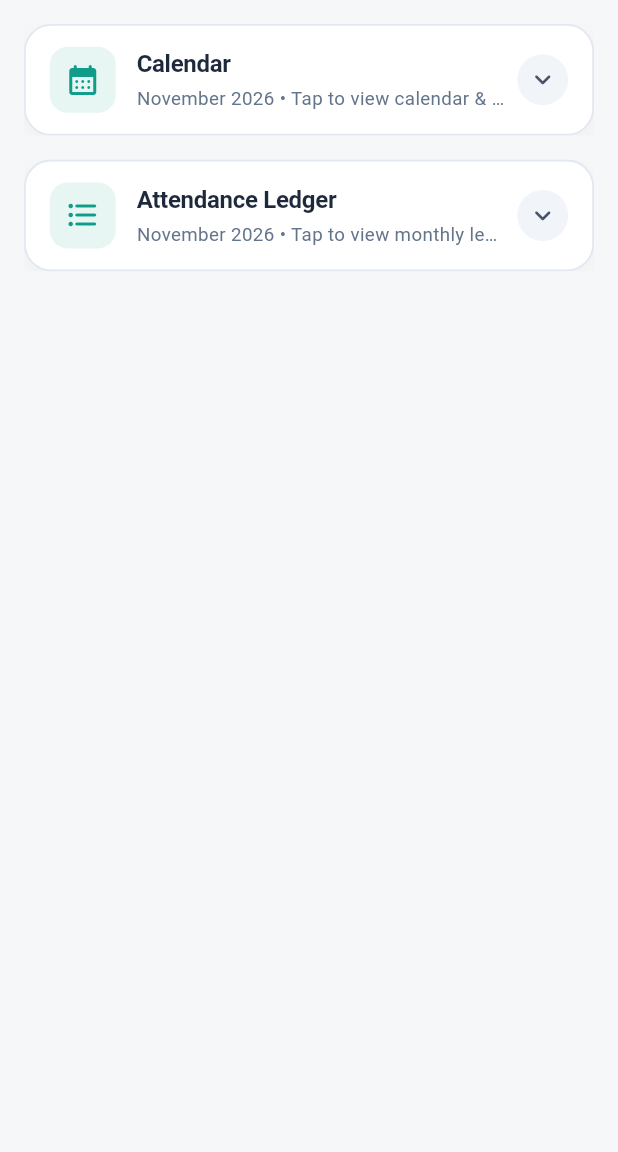
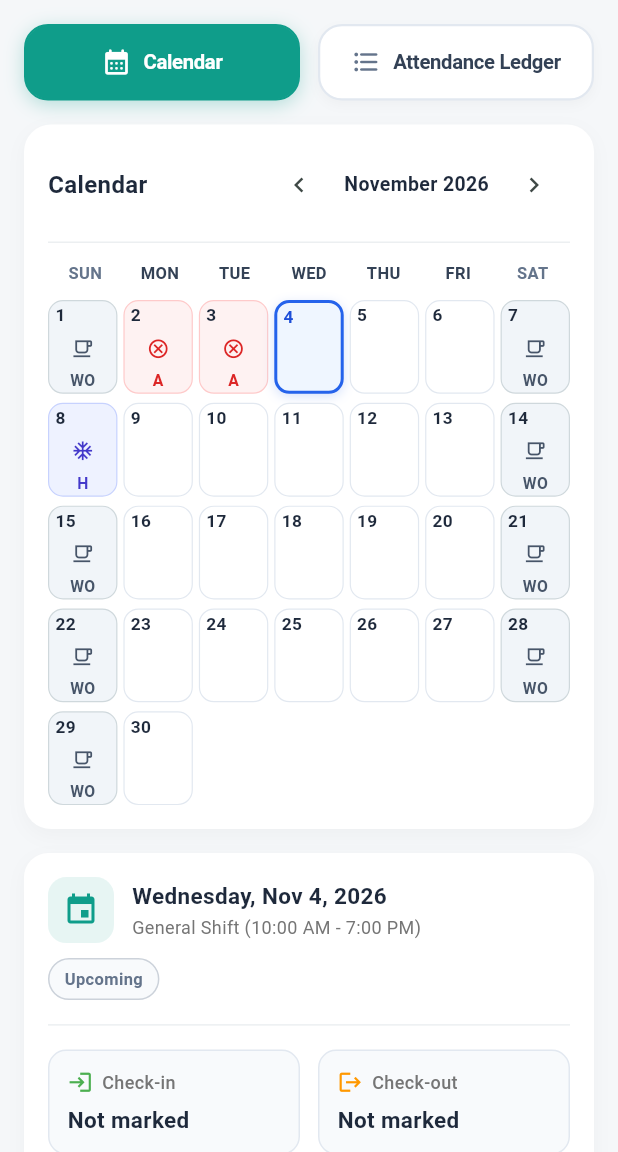
Before and after one commit to Rupesh-27/attendance_system, a Flutter app: the AttendanceHistoryScreen screen opened directly, on a phone screen of 412 x 824 dp, the part 84-1236 px from its top. Run offline on Flutter 3.47's test engine with Material 3 defaults, Android fonts, the phone set to English and light mode, and no system bars; our stand-ins replace file_picker, geocoding, geolocator, shared_preferences; accounts and stored records are empty; network calls fail.

Commit message:
feat(attendance): horizontal side-by-side calendar and ledger switcher with calendar default

```diff
--- a/brandhrms_attendance/lib/screens/attendance_history_screen.dart
+++ b/brandhrms_attendance/lib/screens/attendance_history_screen.dart
@@ -22,17 +22,17 @@ class AttendanceHistoryScreenState extends State<AttendanceHistoryScreen> {
 
   late DateTime _selectedDay;
 
-  bool _isCalendarExpanded = false;
+  // View mode: 0 = Calendar (default), 1 = Attendance Ledger
+  int _selectedViewIndex = 0;
 
   // Independent Ledger Section State
   late DateTime _ledgerMonth;
   List<AttendanceRecord> _ledgerRecords = [];
-  bool _isLedgerExpanded = false;
   bool _isLedgerLoading = false;
 
   void fetchHistory() {
     _fetchHistory();
-    if (_isLedgerExpanded) {
+    if (_selectedViewIndex == 1) {
       _fetchLedgerHistory();
     }
   }
@@ -44,6 +44,7 @@ class AttendanceHistoryScreenState extends State<AttendanceHistoryScreen> {
     _currentMonth = DateTime(now.year, now.month, 1);
     _selectedDay = DateTime(now.year, now.month, now.day);
     _ledgerMonth = DateTime(now.year, now.month, 1);
+    _selectedViewIndex = 0; // Calendar displayed by default
     _fetchHistory();
   }
 
@@ -446,7 +447,12 @@ class AttendanceHistoryScreenState extends State<AttendanceHistoryScreen> {
         ],
       ),
       body: RefreshIndicator(
-        onRefresh: _fetchHistory,
+        onRefresh: () async {
+          _fetchHistory();
+          if (_selectedViewIndex == 1) {
+            await _fetchLedgerHistory();
+          }
+        },
         color: primaryColor,
         child: SingleChildScrollView(
           physics: const AlwaysScrollableScrollPhysics(),
@@ -454,25 +460,15 @@ class AttendanceHistoryScreenState extends State<AttendanceHistoryScreen> {
           child: Column(
             crossAxisAlignment: CrossAxisAlignment.start,
             children: [
-
-              _buildCalendarSectionCard(),
-
-              if (_isCalendarExpanded) ...[
-                const SizedBox(height: 16),
+              _buildHorizontalSectionSelectors(),
+              const SizedBox(height: 16),
+              if (_selectedViewIndex == 0) ...[
                 _buildCalendarCard(),
                 const SizedBox(height: 16),
                 _buildDateDetailsCard(),
-              ],
-
-              const SizedBox(height: 16),
-
-              _buildLedgerSectionCard(),
-
-              if (_isLedgerExpanded) ...[
-                const SizedBox(height: 16),
+              ] else ...[
                 _buildLedgerDetailsCard(),
               ],
-
               const SizedBox(height: 30),
             ],
           ),
@@ -483,106 +479,95 @@ class AttendanceHistoryScreenState extends State<AttendanceHistoryScreen> {
 );
 }
 
-  Widget _buildCalendarSectionCard() {
+  void _selectView(int index) {
+    if (_selectedViewIndex == index) return;
+    setState(() {
+      _selectedViewIndex = index;
+    });
+    if (_selectedViewIndex == 1 && _ledgerRecords.isEmpty && !_isLedgerLoading) {
+      _fetchLedgerHistory();
+    }
+  }
+
+  Widget _buildHorizontalSectionSelectors() {
+    final isCalendar = _selectedViewIndex == 0;
+    final isLedger = _selectedViewIndex == 1;
+
+    return Row(
+      children: [
+        Expanded(
+          child: _buildSelectorCard(
+            title: tr('calendar'),
+            icon: Icons.calendar_month_rounded,
+            isSelected: isCalendar,
+            onTap: () => _selectView(0),
+          ),
+        ),
+        const SizedBox(width: 12),
+        Expanded(
+          child: _buildSelectorCard(
+            title: tr('attendance_ledger'),
+            icon: Icons.format_list_bulleted_rounded,
+            isSelected: isLedger,
+            onTap: () => _selectView(1),
+          ),
+        ),
+      ],
+    );
+  }
+
+  Widget _buildSelectorCard({
+    required String title,
+    required IconData icon,
+    required bool isSelected,
+    required VoidCallback onTap,
+  }) {
     return Material(
       color: Colors.transparent,
       child: InkWell(
-        onTap: () {
-          setState(() {
-            _isCalendarExpanded = !_isCalendarExpanded;
-          });
-        },
-        borderRadius: BorderRadius.circular(18),
-        child: Ink(
-          width: double.infinity,
-          padding: const EdgeInsets.symmetric(horizontal: 16, vertical: 14),
+        onTap: onTap,
+        borderRadius: BorderRadius.circular(16),
+        child: AnimatedContainer(
+          duration: const Duration(milliseconds: 200),
+          curve: Curves.easeInOut,
+          padding: const EdgeInsets.symmetric(horizontal: 14, vertical: 14),
           decoration: BoxDecoration(
-            color: Colors.white,
-            borderRadius: BorderRadius.circular(18),
+            color: isSelected ? primaryColor : Colors.white,
+            borderRadius: BorderRadius.circular(16),
             border: Border.all(
-              color: _isCalendarExpanded
-                  ? primaryColor.withValues(alpha: 0.4)
-                  : const Color(0xFFE2E8F0),
-              width: 1.2,
+              color: isSelected ? primaryColor : const Color(0xFFE2E8F0),
+              width: 1.5,
             ),
             boxShadow: [
               BoxShadow(
-                color: _isCalendarExpanded
-                    ? primaryColor.withValues(alpha: 0.08)
+                color: isSelected
+                    ? primaryColor.withValues(alpha: 0.28)
                     : Colors.black.withValues(alpha: 0.03),
-                blurRadius: 10,
-                offset: const Offset(0, 4),
+                blurRadius: isSelected ? 10 : 6,
+                offset: const Offset(0, 3),
               ),
             ],
           ),
           child: Row(
+            mainAxisAlignment: MainAxisAlignment.center,
             children: [
-              Container(
-                width: 44,
-                height: 44,
-                decoration: BoxDecoration(
-                  color: primaryColor.withValues(alpha: 0.1),
-                  borderRadius: BorderRadius.circular(12),
-                ),
-                child: const Icon(
-                  Icons.calendar_month_rounded,
-                  color: primaryColor,
-                  size: 24,
-                ),
-              ),
-              const SizedBox(width: 14),
-              Expanded(
-                child: Column(
-                  crossAxisAlignment: CrossAxisAlignment.start,
-                  children: [
-                    Text(
-                      tr('calendar'),
-                      style: const TextStyle(
-                        fontSize: 16,
-                        fontWeight: FontWeight.bold,
-                        color: Color(0xFF1E293B),
-                        letterSpacing: -0.2,
-                      ),
-                    ),
-                    const SizedBox(height: 3),
-                    Text(
-                      _isCalendarExpanded
-                          ? tr('tap_to_collapse')
-                          : '${_formatMonthYear(_currentMonth)} • ${tr('tap_to_view_calendar')}',
-                      style: TextStyle(
-                        fontSize: 12.5,
-                        color: _isCalendarExpanded
-                            ? primaryColor
-                            : const Color(0xFF64748B),
-                        fontWeight: _isCalendarExpanded
-                            ? FontWeight.w600
-                            : FontWeight.w400,
-                      ),
-                      overflow: TextOverflow.ellipsis,
-                    ),
-                  ],
-                ),
+              Icon(
+                icon,
+                color: isSelected ? Colors.white : const Color(0xFF64748B),
+                size: 20,
               ),
               const SizedBox(width: 8),
-              AnimatedRotation(
-                turns: _isCalendarExpanded ? 0.5 : 0.0,
-                duration: const Duration(milliseconds: 250),
-                curve: Curves.easeInOut,
-                child: Container(
-                  width: 34,
-                  height: 34,
-                  decoration: BoxDecoration(
-                    color: _isCalendarExpanded
-                        ? primaryColor.withValues(alpha: 0.12)
-                        : const Color(0xFFF1F5F9),
-                    shape: BoxShape.circle,
-                  ),
-                  child: Icon(
-                    Icons.keyboard_arrow_down_rounded,
-                    color: _isCalendarExpanded
-                        ? primaryColor
-                        : const Color(0xFF475569),
-                    size: 22,
+              Flexible(
+                child: Text(
+                  title,
+                  maxLines: 2,
+                  textAlign: TextAlign.center,
+                  overflow: TextOverflow.ellipsis,
+                  style: TextStyle(
+                    fontSize: 13.5,
+                    fontWeight: FontWeight.bold,
+                    color: isSelected ? Colors.white : const Color(0xFF334155),
+                    letterSpacing: -0.2,
                   ),
                 ),
               ),
@@ -604,119 +589,6 @@ class AttendanceHistoryScreenState extends State<AttendanceHistoryScreen> {
       7: 'SUN',
     };
     return tr(map[weekday] ?? 'SUN');
-  }
-
-  Widget _buildLedgerSectionCard() {
-    return Material(
-      color: Colors.transparent,
-      child: InkWell(
-        onTap: () {
-          setState(() {
-            _isLedgerExpanded = !_isLedgerExpanded;
-          });
-          if (_isLedgerExpanded && _ledgerRecords.isEmpty && !_isLedgerLoading) {
-            _fetchLedgerHistory();
-          }
-        },
-        borderRadius: BorderRadius.circular(18),
-        child: Ink(
-          width: double.infinity,
-          padding: const EdgeInsets.symmetric(horizontal: 16, vertical: 14),
-          decoration: BoxDecoration(
-            color: Colors.white,
-            borderRadius: BorderRadius.circular(18),
-            border: Border.all(
-              color: _isLedgerExpanded
-                  ? primaryColor.withValues(alpha: 0.4)
-                  : const Color(0xFFE2E8F0),
-              width: 1.2,
-            ),
-            boxShadow: [
-              BoxShadow(
-                color: _isLedgerExpanded
-                    ? primaryColor.withValues(alpha: 0.08)
-                    : Colors.black.withValues(alpha: 0.03),
-                blurRadius: 10,
-                offset: const Offset(0, 4),
-              ),
-            ],
-          ),
-          child: Row(
-            children: [
-              Container(
-                width: 44,
-                height: 44,
-                decoration: BoxDecoration(
-                  color: primaryColor.withValues(alpha: 0.1),
-                  borderRadius: BorderRadius.circular(12),
-                ),
-                child: const Icon(
-                  Icons.format_list_bulleted_rounded,
-                  color: primaryColor,
-                  size: 24,
-                ),
-              ),
-              const SizedBox(width: 14),
-              Expanded(
-                child: Column(
-                  crossAxisAlignment: CrossAxisAlignment.start,
-                  children: [
-                    Text(
-                      tr('attendance_ledger'),
-                      style: const TextStyle(
-                        fontSize: 16,
-                        fontWeight: FontWeight.bold,
-                        color: Color(0xFF1E293B),
-                        letterSpacing: -0.2,
-                      ),
-                    ),
-                    const SizedBox(height: 3),
-                    Text(
-                      _isLedgerExpanded
-                          ? tr('tap_to_collapse')
-                          : '${_formatMonthYear(_ledgerMonth)} • ${tr('tap_to_view_ledger')}',
-                      style: TextStyle(
-                        fontSize: 12.5,
-                        color: _isLedgerExpanded
-                            ? primaryColor
-                            : const Color(0xFF64748B),
-                        fontWeight: _isLedgerExpanded
-                            ? FontWeight.w600
-                            : FontWeight.w400,
-                      ),
-                      overflow: TextOverflow.ellipsis,
-                    ),
-                  ],
-                ),
-              ),
-              const SizedBox(width: 8),
-              AnimatedRotation(
-                turns: _isLedgerExpanded ? 0.5 : 0.0,
-                duration: const Duration(milliseconds: 250),
-                curve: Curves.easeInOut,
-                child: Container(
-                  width: 34,
-                  height: 34,
-                  decoration: BoxDecoration(
-                    color: _isLedgerExpanded
-                        ? primaryColor.withValues(alpha: 0.12)
-                        : const Color(0xFFF1F5F9),
-                    shape: BoxShape.circle,
-                  ),
-                  child: Icon(
-                    Icons.keyboard_arrow_down_rounded,
-                    color: _isLedgerExpanded
-                        ? primaryColor
-                        : const Color(0xFF475569),
-                    size: 22,
-                  ),
-                ),
-              ),
-            ],
-          ),
-        ),
-      ),
-    );
   }
 
   void _showLedgerMonthPicker() {
```
